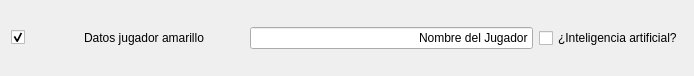
Old version of the form ui/wdgPlayer.ui in the repository turulomio/glparchis.
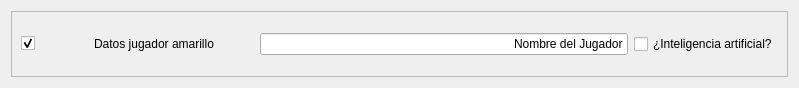
New version of the form. Icons and pictures are not drawn.

What changed in the file:
```diff
--- a/ui/wdgPlayer.ui
+++ b/ui/wdgPlayer.ui
@@ -6,13 +6,22 @@
    <rect>
     <x>0</x>
     <y>0</y>
-    <width>694</width>
-    <height>76</height>
+    <width>799</width>
+    <height>88</height>
    </rect>
   </property>
   <property name="windowTitle">
    <string>Form</string>
   </property>
+  <layout class="QVBoxLayout" name="verticalLayout_2">
+   <item>
+    <widget class="QFrame" name="frame">
+     <property name="frameShape">
+      <enum>QFrame::StyledPanel</enum>
+     </property>
+     <property name="frameShadow">
+      <enum>QFrame::Raised</enum>
+     </property>
   <layout class="QVBoxLayout" name="verticalLayout">
    <item>
     <layout class="QHBoxLayout" name="horizontalLayout">
@@ -85,6 +94,9 @@
       </widget>
      </item>
     </layout>
+      </item>
+     </layout>
+    </widget>
    </item>
   </layout>
  </widget>
```
Lines whose indentation alone changed are shown as unchanged.
